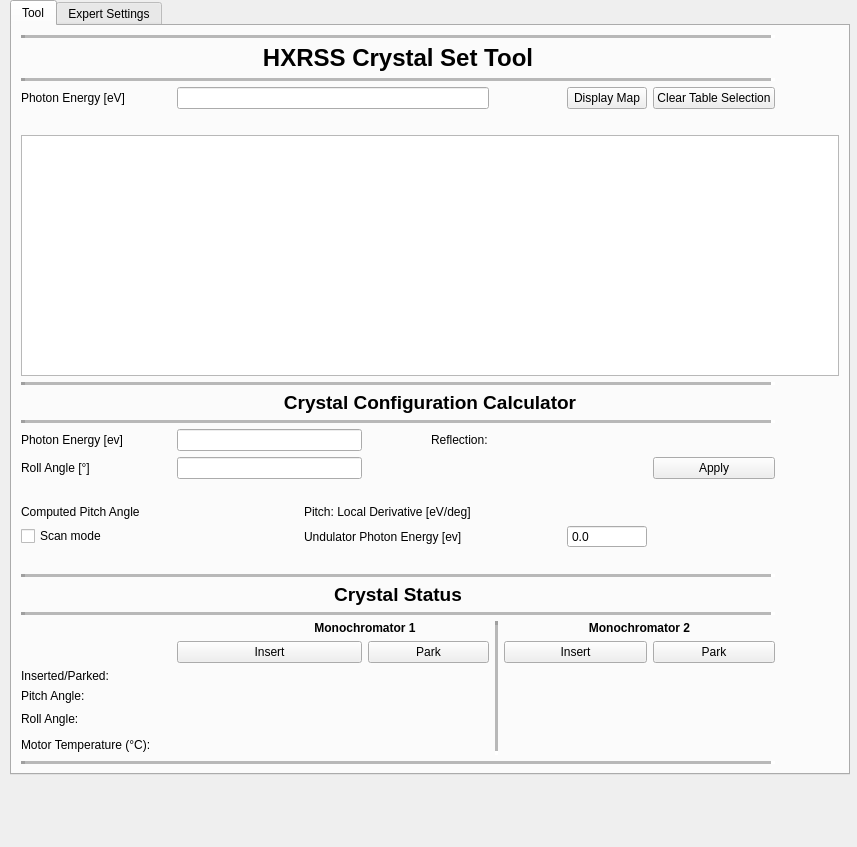
This is hxrss_main_window.ui in marcguetg/hxrss as Qt 5 draws it before an edit. The edited form follows.
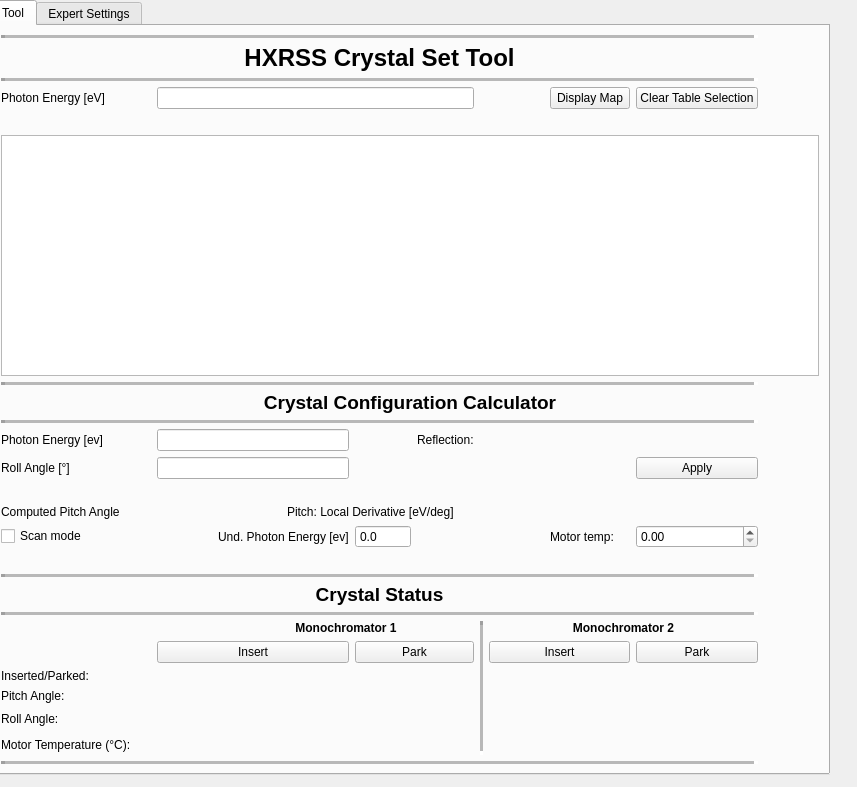
This is the edited form.

Commit message: added motor temperature tracking during scans

```diff
--- a/hxrss_main_window.ui
+++ b/hxrss_main_window.ui
@@ -7,7 +7,7 @@
     <x>0</x>
     <y>0</y>
     <width>857</width>
-    <height>847</height>
+    <height>787</height>
    </rect>
   </property>
   <property name="contextMenuPolicy">
@@ -26,7 +26,7 @@
    <widget class="QTabWidget" name="tabWidget">
     <property name="geometry">
      <rect>
-      <x>10</x>
+      <x>-10</x>
       <y>0</y>
       <width>840</width>
       <height>775</height>
@@ -47,13 +47,6 @@
         </property>
        </widget>
       </item>
-      <item row="17" column="3" colspan="3">
-       <widget class="QLabel" name="label_22">
-        <property name="text">
-         <string>Undulator Photon Energy [ev]</string>
-        </property>
-       </widget>
-      </item>
       <item row="17" column="0">
        <widget class="QCheckBox" name="scan_checkBox">
         <property name="text">
@@ -365,28 +358,6 @@
         </property>
        </widget>
       </item>
-      <item row="17" column="8">
-       <widget class="QDoubleSpinBox" name="undulatorph">
-        <property name="enabled">
-         <bool>true</bool>
-        </property>
-        <property name="locale">
-         <locale language="English" country="UnitedStates"/>
-        </property>
-        <property name="readOnly">
-         <bool>true</bool>
-        </property>
-        <property name="buttonSymbols">
-         <enum>QAbstractSpinBox::NoButtons</enum>
-        </property>
-        <property name="decimals">
-         <number>1</number>
-        </property>
-        <property name="maximum">
-         <double>25000.000000000000000</double>
-        </property>
-       </widget>
-      </item>
       <item row="18" column="0" colspan="10">
        <widget class="QLabel" name="scanlabel">
         <property name="text">
@@ -520,6 +491,49 @@
         </property>
        </widget>
       </item>
+      <item row="17" column="9">
+       <widget class="QDoubleSpinBox" name="temp">
+        <property name="maximum">
+         <double>199.990000000000009</double>
+        </property>
+       </widget>
+      </item>
+      <item row="17" column="2" colspan="2">
+       <widget class="QLabel" name="label_22">
+        <property name="text">
+         <string>Und. Photon Energy [ev]</string>
+        </property>
+       </widget>
+      </item>
+      <item row="17" column="4">
+       <widget class="QDoubleSpinBox" name="undulatorph">
+        <property name="enabled">
+         <bool>true</bool>
+        </property>
+        <property name="locale">
+         <locale language="English" country="UnitedStates"/>
+        </property>
+        <property name="readOnly">
+         <bool>true</bool>
+        </property>
+        <property name="buttonSymbols">
+         <enum>QAbstractSpinBox::NoButtons</enum>
+        </property>
+        <property name="decimals">
+         <number>1</number>
+        </property>
+        <property name="maximum">
+         <double>25000.000000000000000</double>
+        </property>
+       </widget>
+      </item>
+      <item row="17" column="8">
+       <widget class="QLabel" name="label_28">
+        <property name="text">
+         <string>Motor temp:</string>
+        </property>
+       </widget>
+      </item>
      </layout>
     </widget>
     <widget class="QWidget" name="tab_2">
```
The commit also changes 4 other files.
